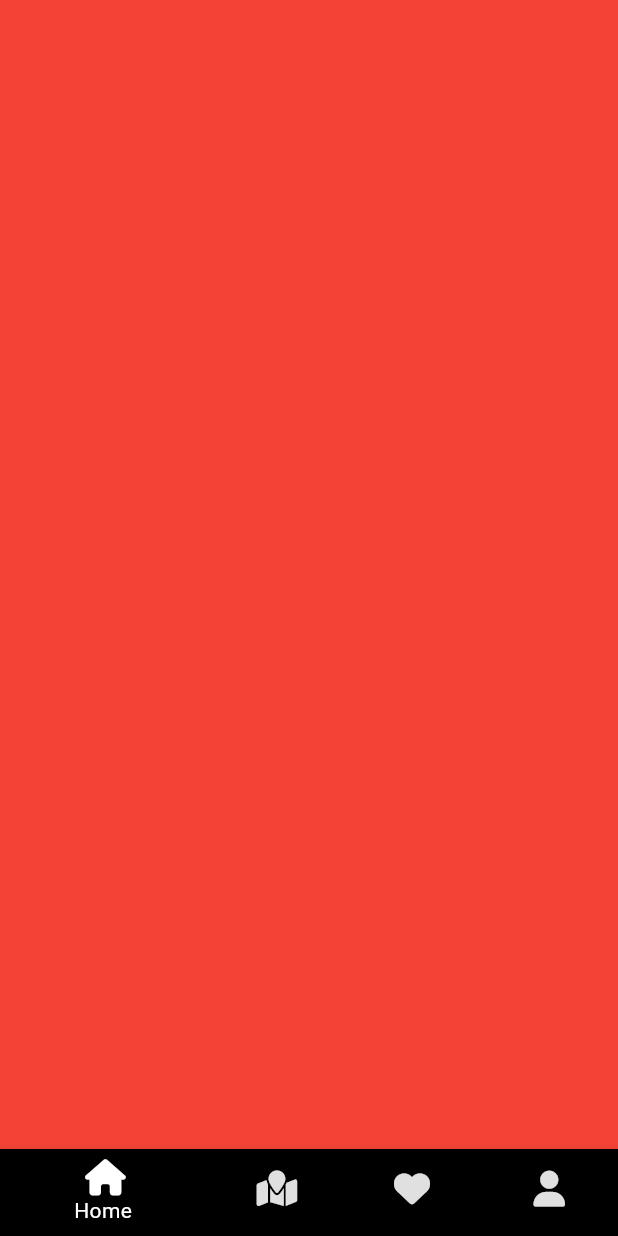
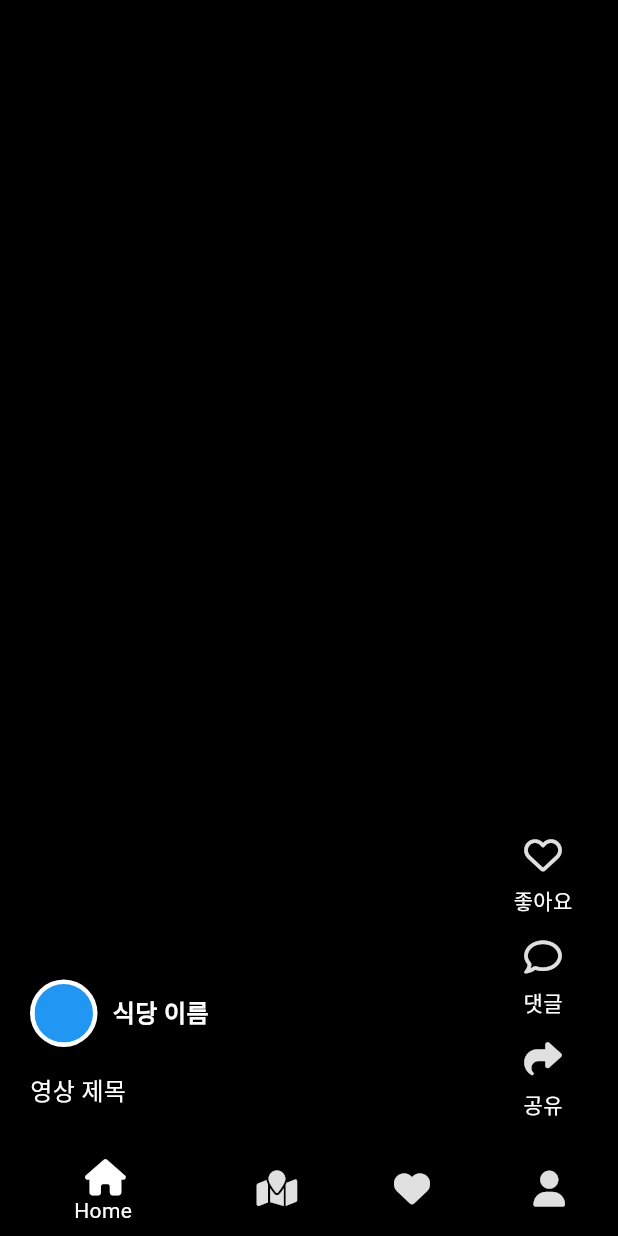
Before and after one commit to snackads/SnackAds, a Flutter app: the screen it shows once a user with an empty profile is signed in, on a phone screen of 412 x 824 dp. Run offline on Flutter 3.47's test engine with Material 3 defaults, Android fonts, the phone set to English and light mode, and no system bars; our stand-ins replace firebase_auth, firebase_core, font_awesome_flutter, go_router, google_sign_in, video_player; accounts and stored records are empty.

Commit message:
[Feat] 숏폼 UI 개발

```diff
--- /dev/null
+++ b/lib/controller/feed_controller.dart
@@ -0,0 +1,6 @@
+import 'package:flutter/material.dart';
+import 'package:video_player/video_player.dart';
+
+class FeedController extends ChangeNotifier {
+  VideoPlayerController? controller;
+}
--- /dev/null
+++ b/lib/view/feed/feed_buttons.dart
@@ -0,0 +1,45 @@
+import 'package:flutter/material.dart';
+import 'package:font_awesome_flutter/font_awesome_flutter.dart';
+
+class FeedButtons extends StatelessWidget {
+  const FeedButtons({super.key});
+
+  @override
+  Widget build(BuildContext context) {
+    return SizedBox(
+      width: 100,
+      child: Column(
+        mainAxisSize: MainAxisSize.min,
+        children: [
+          //  like
+          buttonDesign('좋아요', FontAwesomeIcons.heart),
+          //  comments
+          buttonDesign('댓글', FontAwesomeIcons.comment),
+          //  share
+          buttonDesign('공유', FontAwesomeIcons.share),
+        ],
+      ),
+    );
+  }
+
+  Widget buttonDesign(String title, IconData icon) {
+    return Container(
+      margin: const EdgeInsets.only(top: 15.0),
+      child: Column(
+        children: [
+          Icon(icon, size: 25, color: Colors.grey[300]),
+          Padding(
+            padding: const EdgeInsets.only(top: 8),
+            child: Text(
+              title,
+              style: const TextStyle(
+                  color: Colors.white,
+                  fontWeight: FontWeight.w500,
+                  fontSize: 14),
+            ),
+          ),
+        ],
+      ),
+    );
+  }
+}
--- /dev/null
+++ b/lib/view/feed/feed_description.dart
@@ -0,0 +1,69 @@
+import 'package:flutter/cupertino.dart';
+import 'package:flutter/material.dart';
+import 'package:flutter/widgets.dart';
+
+class FeedDescription extends StatelessWidget {
+  const FeedDescription({super.key});
+
+  @override
+  Widget build(BuildContext context) {
+    return Expanded(
+      child: Container(
+        height: 120.0,
+        padding: const EdgeInsets.only(left: 20.0),
+        child: Column(
+          mainAxisSize: MainAxisSize.min,
+          mainAxisAlignment: MainAxisAlignment.end,
+          crossAxisAlignment: CrossAxisAlignment.start,
+          children: <Widget>[
+            Row(
+              children: [
+                Container(
+                  margin: const EdgeInsets.symmetric(vertical: 10.0),
+                  width: 45,
+                  height: 45,
+                  decoration: BoxDecoration(
+                    color: Colors.white,
+                    borderRadius: BorderRadius.circular(1000),
+                  ),
+                  child: Padding(
+                    padding: const EdgeInsets.all(3),
+                    child: ClipRRect(
+                      borderRadius: BorderRadius.circular(1000),
+                      child: Container(
+                        color: Colors.blue,
+                      ),
+                    ),
+                  ),
+                ),
+                const SizedBox(
+                  width: 10,
+                ),
+                const Text(
+                  '식당 이름',
+                  style: TextStyle(
+                      fontSize: 16,
+                      color: Colors.white,
+                      fontWeight: FontWeight.bold),
+                ),
+              ],
+            ),
+            const SizedBox(
+              height: 7,
+            ),
+            const Text(
+              '영상 제목',
+              style: TextStyle(
+                fontSize: 16,
+                color: Colors.white,
+              ),
+            ),
+            const SizedBox(
+              height: 7,
+            ),
+          ],
+        ),
+      ),
+    );
+  }
+}
--- /dev/null
+++ b/lib/view/feed/feed_view.dart
@@ -0,0 +1,73 @@
+import 'dart:math';
+
+import 'package:flutter/material.dart';
+import 'package:snack_ads/view/feed/feed_buttons.dart';
+import 'package:snack_ads/view/feed/feed_description.dart';
+
+class FeedView extends StatefulWidget {
+  const FeedView({super.key});
+
+  @override
+  State<FeedView> createState() => _FeedViewState();
+}
+
+class _FeedViewState extends State<FeedView> {
+  @override
+  Widget build(BuildContext context) {
+    return Scaffold(
+      backgroundColor: Colors.black,
+      body: RefreshIndicator(
+        //  TODO: 새로고침시 새로운 영상 불러오기 추가
+        onRefresh: () async {},
+        color: Colors.black,
+        child: feedScreen(),
+      ),
+    );
+  }
+}
+
+Widget feedScreen() {
+  return PageView.builder(
+    controller: PageController(
+      initialPage: 0,
+      viewportFraction: 1,
+    ),
+    //  TODO: feed Model을 담은 영상 목록의 길이
+    itemCount: 3,
+    scrollDirection: Axis.vertical,
+    onPageChanged: (index) {
+      // TODO: 스크롤시 재생할 영상을 변경
+    },
+    itemBuilder: (context, index) {
+      return videoScreen();
+    },
+  );
+}
+
+Widget videoScreen() {
+  return Stack(
+    children: [
+      //  TODO: 화면 터치시 영상 멈춤 및 재생 기능 추가
+      GestureDetector(
+        onTap: () {},
+        child: const SizedBox.expand(),
+      ),
+
+      const Column(
+        mainAxisAlignment: MainAxisAlignment.end,
+        children: [
+          Row(
+            mainAxisSize: MainAxisSize.max,
+            crossAxisAlignment: CrossAxisAlignment.end,
+            children: [
+              // TODO: 식당, 영상 설명 텍스트 추가
+              FeedDescription(),
+              FeedButtons(),
+            ],
+          ),
+          SizedBox(height: 20)
+        ],
+      ),
+    ],
+  );
+}
--- a/lib/view/main_view.dart
+++ b/lib/view/main_view.dart
@@ -4,6 +4,8 @@ import 'package:flutter/material.dart';
 import 'package:font_awesome_flutter/font_awesome_flutter.dart';
 import 'package:provider/provider.dart';
 import 'package:snack_ads/controller/bottom_navigation_controller.dart';
+import 'package:snack_ads/controller/feed_controller.dart';
+import 'package:snack_ads/view/feed/feed_view.dart';
 import 'package:snack_ads/view/profile_view.dart';
 
 class MainView extends StatelessWidget {
@@ -14,7 +16,10 @@ class MainView extends StatelessWidget {
   Widget _navigationBody() {
     switch (_bottomNavigationController.tabIndex) {
       case 0:
-        return Container(color: Colors.red);
+        return MultiProvider(
+          providers: [Provider(create: (_) => FeedController())],
+          child: const FeedView(),
+        );
       case 1:
         return Container(color: Colors.green);
       case 2:
--- a/pubspec.yaml
+++ b/pubspec.yaml
@@ -32,6 +32,7 @@ dependencies:
   go_router: ^14.0.1
   # CONVENIENCE
   font_awesome_flutter: ^10.7.0
+  video_player: ^2.8.6
 
 dev_dependencies:
   flutter_test:
```
Also changed, not shown: pubspec.lock.
